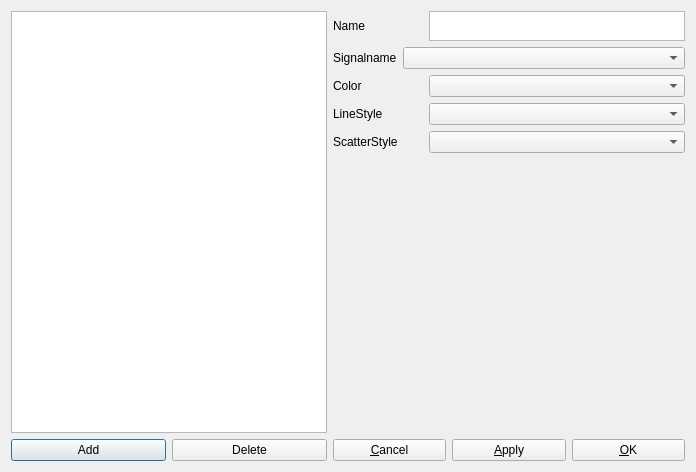
potolog/UDPLogger, file forms/changegraphdialog.ui: the form before one commit.
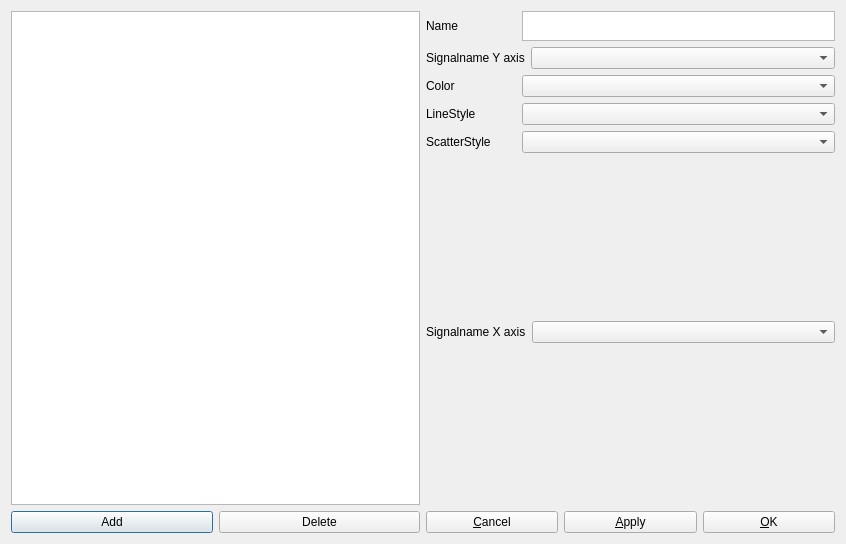
The form after the commit.

What changed in the file:
```diff
--- a/forms/changegraphdialog.ui
+++ b/forms/changegraphdialog.ui
@@ -6,14 +6,14 @@
    <rect>
     <x>0</x>
     <y>0</y>
-    <width>696</width>
-    <height>472</height>
+    <width>846</width>
+    <height>544</height>
    </rect>
   </property>
   <property name="windowTitle">
    <string>Dialog</string>
   </property>
-  <layout class="QHBoxLayout" name="horizontalLayout_8">
+  <layout class="QHBoxLayout" name="horizontalLayout_9">
    <item>
     <layout class="QVBoxLayout" name="verticalLayout">
      <item>
@@ -91,7 +91,7 @@
           </sizepolicy>
          </property>
          <property name="text">
-          <string>Signalname</string>
+          <string>Signalname Y axis</string>
          </property>
         </widget>
        </item>
@@ -166,6 +166,39 @@
        </item>
       </layout>
      </item>
+     <item>
+      <spacer name="verticalSpacer_2">
+       <property name="orientation">
+        <enum>Qt::Vertical</enum>
+       </property>
+       <property name="sizeHint" stdset="0">
+        <size>
+         <width>20</width>
+         <height>40</height>
+        </size>
+       </property>
+      </spacer>
+     </item>
+     <item>
+      <layout class="QHBoxLayout" name="horizontalLayout_8">
+       <item>
+        <widget class="QLabel" name="label_6">
+         <property name="sizePolicy">
+          <sizepolicy hsizetype="Fixed" vsizetype="Preferred">
+           <horstretch>0</horstretch>
+           <verstretch>0</verstretch>
+          </sizepolicy>
+         </property>
+         <property name="text">
+          <string>Signalname X axis</string>
+         </property>
+        </widget>
+       </item>
+       <item>
+        <widget class="QComboBox" name="combo_signalname_xaxis"/>
+       </item>
+      </layout>
+     </item>
      <item>
       <spacer name="verticalSpacer">
        <property name="orientation">
```
